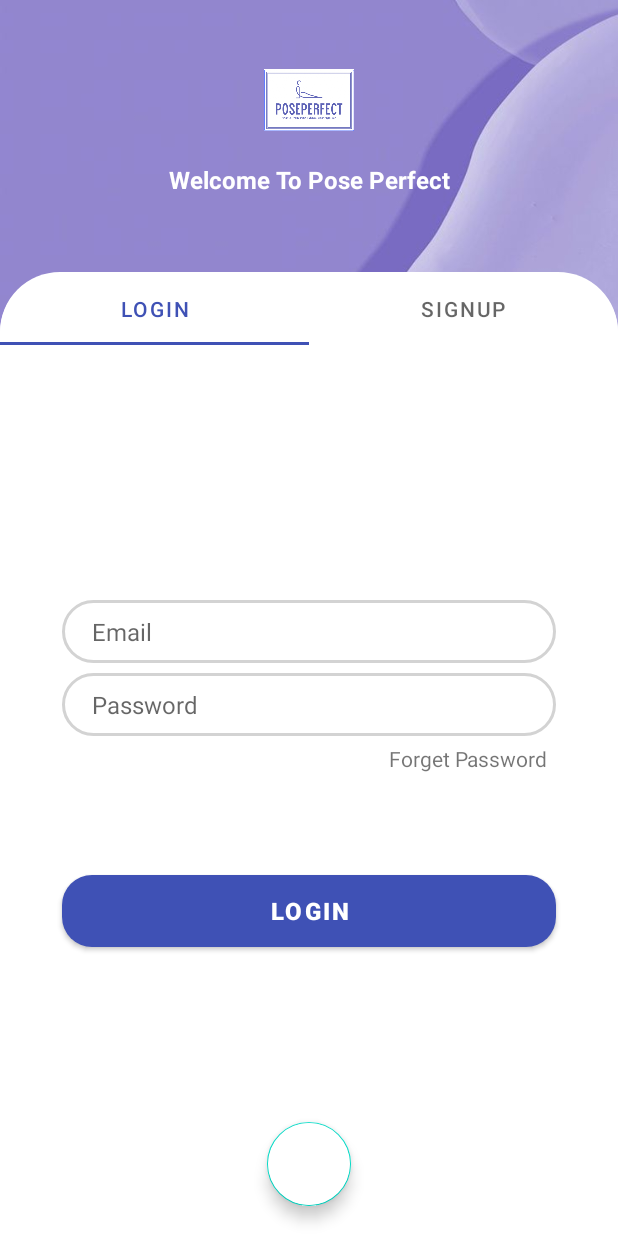
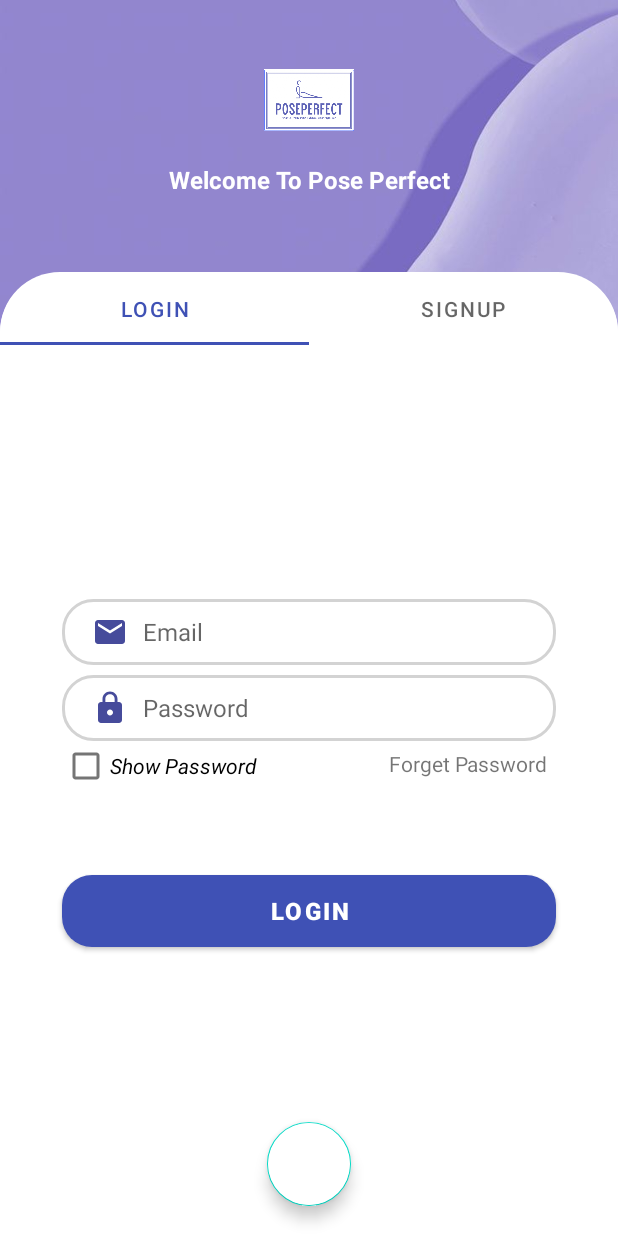
Before and after one commit to NajlaAlsafadi/PosePerfectApp, an Android app: the LoginTabFragment screen opened directly, with no data from a screen before it, on a phone screen of 412 x 824 dp. Run offline under Robolectric (Android 15) with nearby library versions, the phone set to English and light mode, and no system bars; our stand-ins replace Firebase (no records; nobody signed in at launch, a user with empty details on screens opened directly).

Commit message:
Updated UI for reset_pass
added a success layout and updated view

```diff
--- a/app/src/main/java/com/example/poseperfect/baseUI/LoginTabFragment.java
+++ b/app/src/main/java/com/example/poseperfect/baseUI/LoginTabFragment.java
@@ -5,6 +5,7 @@ import android.view.LayoutInflater;
 import android.view.View;
 import android.view.ViewGroup;
 import android.widget.Button;
+import android.widget.CheckBox;
 import android.widget.EditText;
 import android.widget.TextView;
 
@@ -18,6 +19,7 @@ public class LoginTabFragment extends Fragment {
     EditText email;
     EditText password;
     TextView forgetPass;
+    CheckBox showPass;
 
     Button login;
     float v=0;
@@ -30,16 +32,19 @@ public class LoginTabFragment extends Fragment {
         email = root.findViewById(R.id.email);
         password = root.findViewById(R.id.password);
         forgetPass = root.findViewById(R.id.forgetPass);
+        showPass = root.findViewById(R.id.showPass);
         login = root.findViewById(R.id.login);
 
         email.setTranslationX(800);
         password.setTranslationX(800);
         forgetPass.setTranslationX(800);
+        showPass.setTranslationX(800);
         login.setTranslationX(800);
 
         email.setAlpha(v);
         password.setAlpha(v);
         forgetPass.setAlpha(v);
+        showPass.setAlpha(v);
         login.setAlpha(v);
 
 
@@ -47,6 +52,7 @@ public class LoginTabFragment extends Fragment {
         email.animate().translationX(0).alpha(1).setDuration(800).setStartDelay(300).start();
         password.animate().translationX(0).alpha(1).setDuration(800).setStartDelay(500).start();
         forgetPass.animate().translationX(0).alpha(1).setDuration(800).setStartDelay(500).start();
+        showPass.animate().translationX(0).alpha(1).setDuration(800).setStartDelay(500).start();
         login.animate().translationX(0).alpha(1).setDuration(800).setStartDelay(700).start();
 
 
--- /dev/null
+++ b/app/src/main/res/drawable/ic_arrow.xml
@@ -0,0 +1,5 @@
+<vector android:autoMirrored="true" android:height="24dp"
+    android:tint="#464B9B" android:viewportHeight="24"
+    android:viewportWidth="24" android:width="24dp" xmlns:android="http://schemas.android.com/apk/res/android">
+    <path android:fillColor="@android:color/white" android:pathData="M20,11H7.83l5.59,-5.59L12,4l-8,8 8,8 1.41,-1.41L7.83,13H20v-2z"/>
+</vector>
--- /dev/null
+++ b/app/src/main/res/drawable/ic_check.xml
@@ -0,0 +1,5 @@
+<vector android:height="24dp" android:tint="#464B9B"
+    android:viewportHeight="24" android:viewportWidth="24"
+    android:width="24dp" xmlns:android="http://schemas.android.com/apk/res/android">
+    <path android:fillColor="@android:color/white" android:pathData="M9,16.17L4.83,12l-1.42,1.41L9,19 21,7l-1.41,-1.41z"/>
+</vector>
--- /dev/null
+++ b/app/src/main/res/drawable/ic_check_circle.xml
@@ -0,0 +1,5 @@
+<vector android:height="24dp" android:tint="#464B9B"
+    android:viewportHeight="24" android:viewportWidth="24"
+    android:width="24dp" xmlns:android="http://schemas.android.com/apk/res/android">
+    <path android:fillColor="@android:color/white" android:pathData="M12,2C6.48,2 2,6.48 2,12s4.48,10 10,10 10,-4.48 10,-10S17.52,2 12,2zM10,17l-5,-5 1.41,-1.41L10,14.17l7.59,-7.59L19,8l-9,9z"/>
+</vector>
--- /dev/null
+++ b/app/src/main/res/drawable/ic_email.xml
@@ -0,0 +1,5 @@
+<vector android:height="24dp" android:tint="#464B9B"
+    android:viewportHeight="24" android:viewportWidth="24"
+    android:width="24dp" xmlns:android="http://schemas.android.com/apk/res/android">
+    <path android:fillColor="@android:color/white" android:pathData="M20,4L4,4c-1.1,0 -1.99,0.9 -1.99,2L2,18c0,1.1 0.9,2 2,2h16c1.1,0 2,-0.9 2,-2L22,6c0,-1.1 -0.9,-2 -2,-2zM20,8l-8,5 -8,-5L4,6l8,5 8,-5v2z"/>
+</vector>
--- /dev/null
+++ b/app/src/main/res/drawable/ic_lock.xml
@@ -0,0 +1,5 @@
+<vector android:height="24dp" android:tint="#464B9B"
+    android:viewportHeight="24" android:viewportWidth="24"
+    android:width="24dp" xmlns:android="http://schemas.android.com/apk/res/android">
+    <path android:fillColor="@android:color/white" android:pathData="M13,3c-4.97,0 -9,4.03 -9,9H1l4,4l4,-4H6c0,-3.86 3.14,-7 7,-7s7,3.14 7,7s-3.14,7 -7,7c-1.9,0 -3.62,-0.76 -4.88,-1.99L6.7,18.42C8.32,20.01 10.55,21 13,21c4.97,0 9,-4.03 9,-9S17.97,3 13,3zM15,11v-1c0,-1.1 -0.9,-2 -2,-2s-2,0.9 -2,2v1c-0.55,0 -1,0.45 -1,1v3c0,0.55 0.45,1 1,1h4c0.55,0 1,-0.45 1,-1v-3C16,11.45 15.55,11 15,11zM14,11h-2v-1c0,-0.55 0.45,-1 1,-1s1,0.45 1,1V11z"/>
+</vector>
--- /dev/null
+++ b/app/src/main/res/drawable/ic_password.xml
@@ -0,0 +1,5 @@
+<vector android:height="24dp" android:tint="#464B9B"
+    android:viewportHeight="24" android:viewportWidth="24"
+    android:width="24dp" xmlns:android="http://schemas.android.com/apk/res/android">
+    <path android:fillColor="@android:color/white" android:pathData="M18,8h-1L17,6c0,-2.76 -2.24,-5 -5,-5S7,3.24 7,6v2L6,8c-1.1,0 -2,0.9 -2,2v10c0,1.1 0.9,2 2,2h12c1.1,0 2,-0.9 2,-2L20,10c0,-1.1 -0.9,-2 -2,-2zM12,17c-1.1,0 -2,-0.9 -2,-2s0.9,-2 2,-2 2,0.9 2,2 -0.9,2 -2,2zM15.1,8L8.9,8L8.9,6c0,-1.71 1.39,-3.1 3.1,-3.1 1.71,0 3.1,1.39 3.1,3.1v2z"/>
+</vector>
--- a/app/src/main/res/layout/login_tab_fragment.xml
+++ b/app/src/main/res/layout/login_tab_fragment.xml
@@ -8,6 +8,8 @@
     <EditText
         android:id="@+id/email"
         android:layout_width="0dp"
+        android:drawableStart="@drawable/ic_email"
+        android:drawablePadding="10dp"
         android:layout_height="wrap_content"
         app:layout_constraintWidth_percent=".8"
         app:layout_constraintVertical_bias=".3"
@@ -25,7 +27,10 @@
 
     <EditText
         android:id="@+id/password"
+        android:drawableStart="@drawable/ic_password"
+        android:drawablePadding="10dp"
         android:layout_width="0dp"
+        android:inputType="textPassword"
         android:layout_height="wrap_content"
         android:background="@drawable/edit_text_bg"
         android:hint="Password"
@@ -58,6 +63,17 @@
 
         />
 
+    <CheckBox
+        android:id="@+id/showPass"
+        android:layout_width="168dp"
+        android:layout_height="26dp"
+        android:layout_marginTop="3dp"
+        android:text="Show Password"
+        android:textStyle="italic"
+        android:textSize="14sp"
+        app:layout_constraintStart_toStartOf="@id/password"
+        app:layout_constraintTop_toBottomOf="@id/password" />
+
     <TextView
         android:id="@+id/forgetPass"
         android:layout_width="wrap_content"
--- a/app/src/main/res/layout/signup_tab_fragment.xml
+++ b/app/src/main/res/layout/signup_tab_fragment.xml
@@ -44,6 +44,7 @@
         android:layout_width="0dp"
         android:layout_height="wrap_content"
         android:background="@drawable/edit_text_bg"
+        android:inputType="textPassword"
         android:hint="Confirm Password"
         android:paddingLeft="20dp"
         android:paddingTop="10dp"
@@ -61,6 +62,7 @@
         android:layout_width="0dp"
         android:layout_height="wrap_content"
         android:background="@drawable/edit_text_bg"
+        android:inputType="textPassword"
         android:hint="Password"
         android:paddingLeft="20dp"
         android:paddingTop="10dp"
--- a/app/src/main/res/values/strings.xml
+++ b/app/src/main/res/values/strings.xml
@@ -23,4 +23,6 @@
     <string name="techniques_subtitle">Explore the various yoga poses, learn about correct alignments, and understand the benefits of each pose. Whether you are a beginner or an experienced yogi, you\'ll find helpful advice to enhance your practice.</string>
     <string name="health_title">Health benefits</string>
     <string name="health_subtitle">From stress management to improving flexibility and balance, discover how yoga can contribute to your overall wellbeing.</string>
+    <string name="forget_pass">Provide your account email that you want to reset the password!\n</string>
+    <string name="reset_success">Please check your email for instructions!</string>
 </resources>
```
Also changed, not shown: app/src/main/res/layout/activity_reset_password.xml (+67 -15 lines), app/src/main/res/layout/sucess_resetpass.xml (added, +53 -0 lines), app/src/main/res/layout/activity_login.xml (line endings or trailing spaces).
